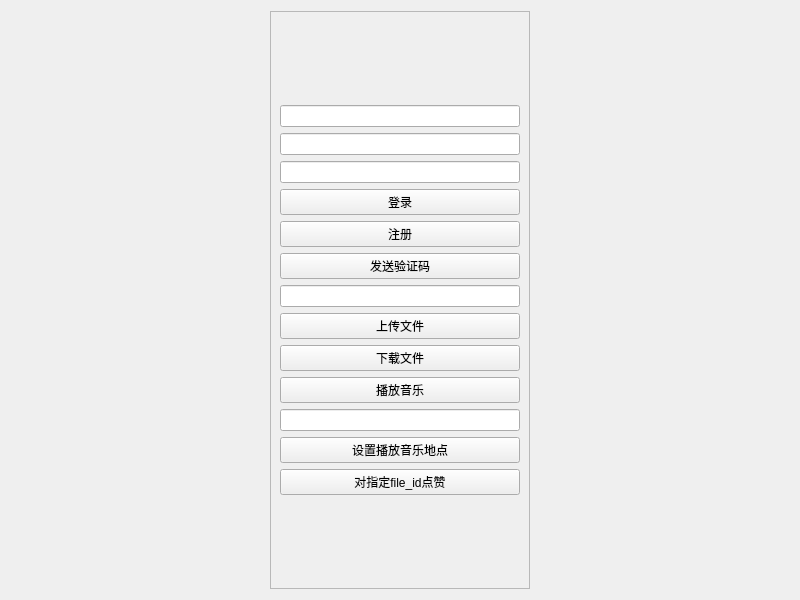
Before: the Qt Designer form widget.ui in huanheart/qt-distributed-system, drawn with Qt 5.
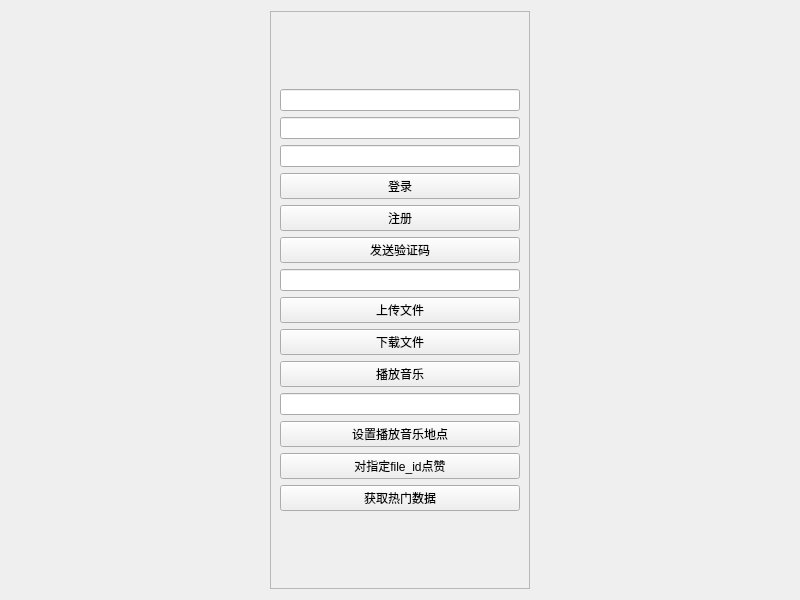
After: the same form once the commit is applied.

Patch:
```diff
--- a/widget.ui
+++ b/widget.ui
@@ -128,6 +128,13 @@
         </property>
        </widget>
       </item>
+      <item>
+       <widget class="QPushButton" name="HotData">
+        <property name="text">
+         <string>获取热门数据</string>
+        </property>
+       </widget>
+      </item>
       <item>
        <spacer name="verticalSpacer_2">
         <property name="orientation">
```
